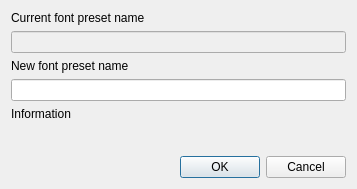
This is Tools/QuickEd/UI/DialogEditPresetName.ui in xaoctech/dava.engine as Qt 5 draws it before an edit. The edited form follows.
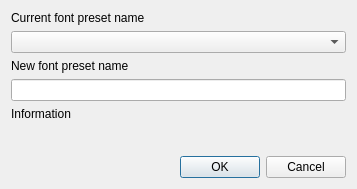
This is the edited form.

Commit message: [DF-6262] details from review fixed: combobox for base preset name added

What changed in the file:
```diff
--- a/Tools/QuickEd/UI/DialogEditPresetName.ui
+++ b/Tools/QuickEd/UI/DialogEditPresetName.ui
@@ -25,14 +25,7 @@
     </widget>
    </item>
    <item>
-    <widget class="QLineEdit" name="lineEdit_currentFontPresetName">
-     <property name="enabled">
-      <bool>false</bool>
-     </property>
-     <property name="readOnly">
-      <bool>true</bool>
-     </property>
-    </widget>
+    <widget class="QComboBox" name="comboBox_baseFontPresetName"/>
    </item>
    <item>
     <widget class="QLabel" name="label_newPresetName">
```
Left out of the diff: 3 changed lines with no effect on the pictures. The commit also changes 2 other files.
